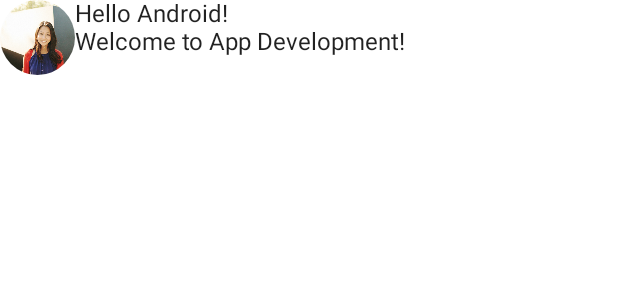
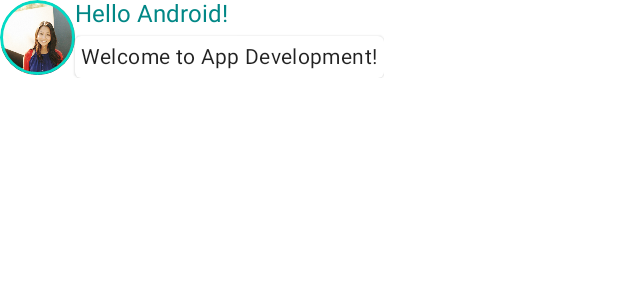
Before and after one commit to Ericliu001/my-compose, an Android app built with Jetpack Compose: the @Preview function DefaultPreview, on a phone screen of 412 x 824 dp. Shown: the top 300 px of the screen. Run offline under Robolectric (Android 15) with nearby library versions, the phone set to English and light mode, and no system bars.

Commit message:
adds material design

```diff
--- a/app/src/main/java/com/example/mycompose/MainActivity.kt
+++ b/app/src/main/java/com/example/mycompose/MainActivity.kt
@@ -4,11 +4,13 @@ import android.os.Bundle
 import androidx.activity.ComponentActivity
 import androidx.activity.compose.setContent
 import androidx.compose.foundation.Image
-import androidx.compose.foundation.layout.Column
-import androidx.compose.foundation.layout.Row
-import androidx.compose.foundation.layout.size
+import androidx.compose.foundation.border
+import androidx.compose.foundation.layout.*
 import androidx.compose.foundation.shape.CircleShape
 import androidx.compose.material.MaterialTheme
+import androidx.compose.material.MaterialTheme.colors
+import androidx.compose.material.MaterialTheme.shapes
+import androidx.compose.material.MaterialTheme.typography
 import androidx.compose.material.Surface
 import androidx.compose.material.Text
 import androidx.compose.runtime.Composable
@@ -38,11 +40,23 @@ fun Greeting(name: String) {
     Row {
         Image(painter = painterResource(id = R.drawable.profile_picture),
             contentDescription = "Profile Picture",
-            modifier = Modifier.size(50.dp).clip(CircleShape)
+            modifier = Modifier
+                .size(50.dp)
+                .clip(CircleShape)
+                .border(1.5.dp, color = colors.secondary, CircleShape)
         )
         Column {
-            Text(text = "Hello $name!")
-            Text(text = "Welcome to App Development!")
+            Text(text = "Hello $name!", color = colors.secondaryVariant, style = typography.body1)
+
+            Spacer(modifier = Modifier.size(5.dp))
+
+            Surface(shape = shapes.medium, elevation = 1.dp) {
+
+                Text(text = "Welcome to App Development!",
+                    style = typography.body2,
+                    modifier = Modifier.padding(4.dp)
+                )
+            }
         }
     }
 }
```
